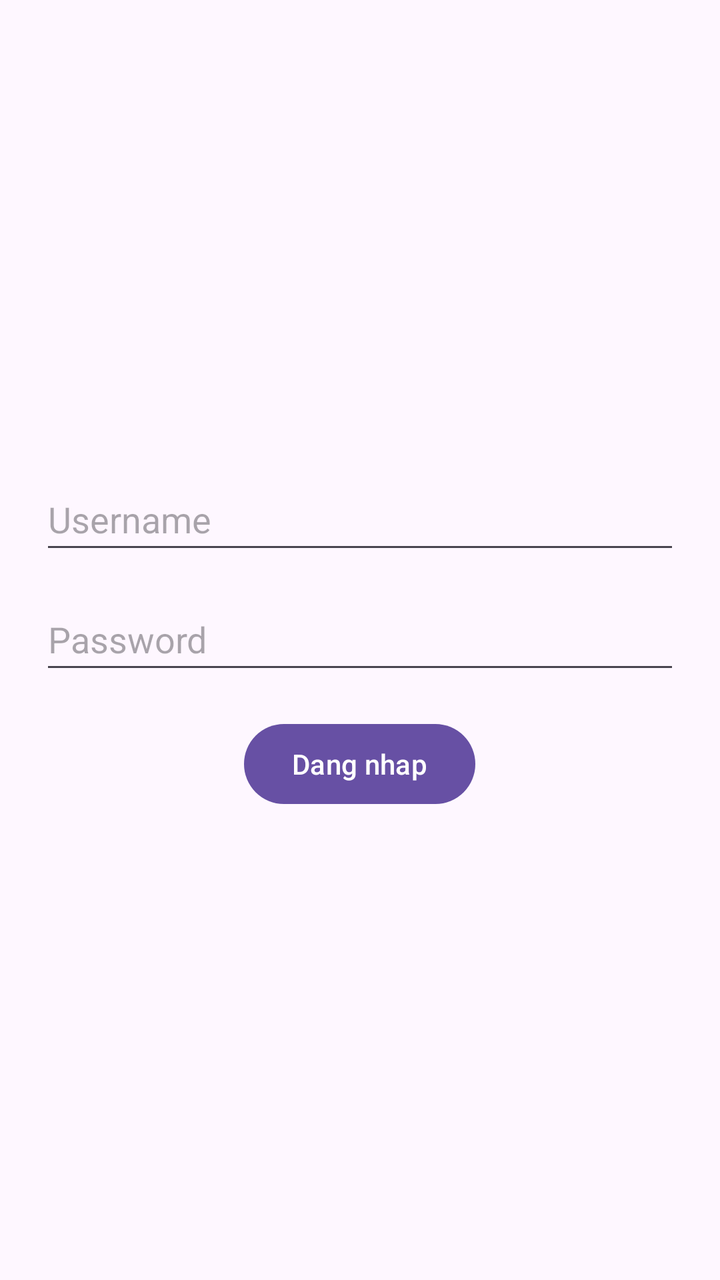
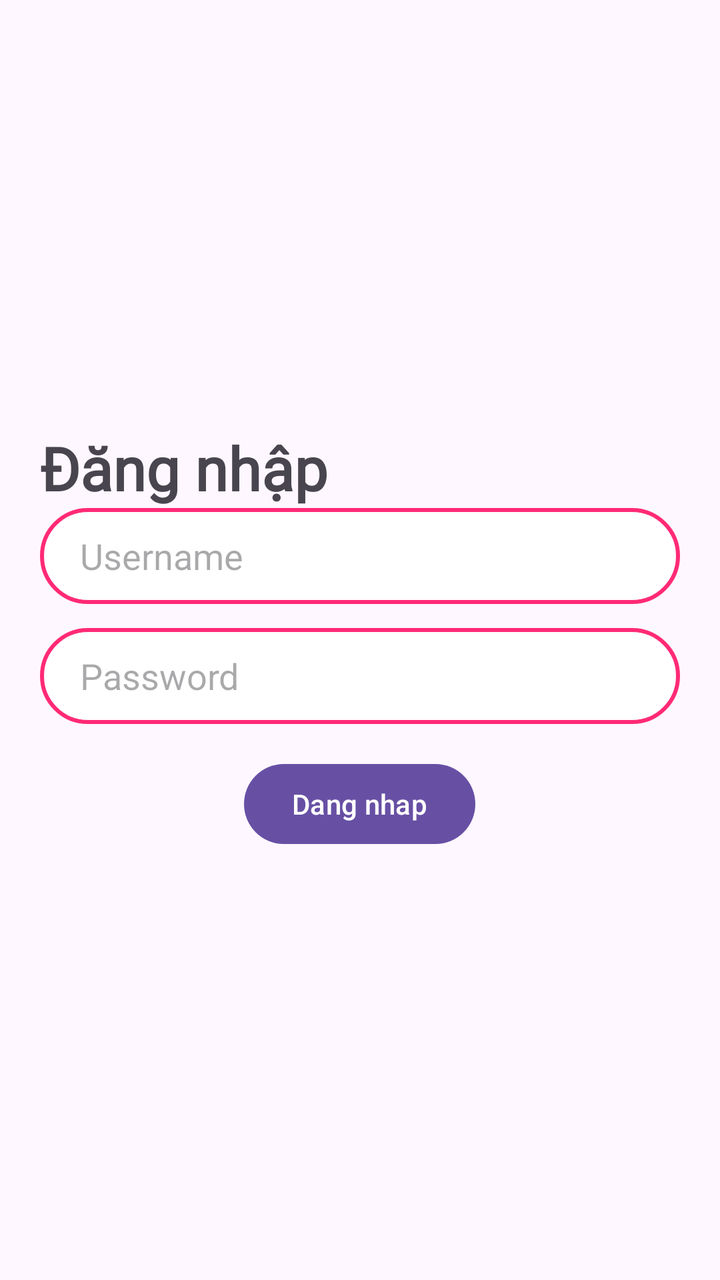

Compare the two renders of this Android layout. The source of the first and the diff that turns it into the second are given below.
<!-- AndroidManifest.xml: application theme Theme.Chat_app1204 -->
<!-- res/layout/activity_log_in.xml -->
<?xml version="1.0" encoding="utf-8"?>
<RelativeLayout xmlns:android="http://schemas.android.com/apk/res/android"
    xmlns:app="http://schemas.android.com/apk/res-auto"
    android:id="@+id/login_fragment"
    android:layout_width="match_parent"
    android:layout_height="match_parent"
    android:padding="20dp"
    android:gravity="center">

    <LinearLayout
        android:layout_width="match_parent"
        android:layout_height="wrap_content"
        android:orientation="vertical">
        <EditText
            android:id="@+id/edtUsername"
            android:layout_width="match_parent"
            android:layout_height="wrap_content"
            android:hint="Username"
            android:inputType="textEmailAddress"
            android:maxLines="1"
            android:minHeight="48dp" />

        <EditText
            android:id="@+id/edtPassword"
            android:layout_width="match_parent"
            android:layout_height="wrap_content"
            android:layout_marginTop="12dp"
            android:hint="Password"
            android:inputType="textPassword"
            android:maxLines="1"
            android:minHeight="48dp" />

        <RelativeLayout
            android:layout_width="match_parent"
            android:layout_height="wrap_content"
            android:gravity="center">
            <Button
                android:id="@+id/btnLogin"
                android:layout_width="wrap_content"
                android:layout_height="wrap_content"
                android:layout_marginTop="16dp"
                android:text="Dang nhap" />
            <ProgressBar
                android:id="@+id/progressBar"
                android:visibility="gone"
                android:layout_width="30dp"
                android:layout_height="30dp"/>
        </RelativeLayout>

    </LinearLayout>


</RelativeLayout>
<!-- resources referenced by this layout -->
<resources>
  <style name="Theme.Chat_app1204" parent="Base.Theme.Chat_app1204" />
  <style name="Base.Theme.Chat_app1204" parent="Theme.Material3.DayNight.NoActionBar">
          
          
      </style>
</resources>

<!-- the commit's change to res/layout/activity_log_in.xml (unified diff, before → after) -->
@@ -11,24 +11,41 @@
         android:layout_width="match_parent"
         android:layout_height="wrap_content"
         android:orientation="vertical">
+
+        <TextView
+            android:layout_width="wrap_content"
+            android:layout_height="wrap_content"
+            android:text="Đăng nhập"
+            android:textSize="30sp"
+            android:fontFamily="@font/playwriteie_variablefont_wght"
+            android:textStyle="bold"/>
+
         <EditText
             android:id="@+id/edtUsername"
             android:layout_width="match_parent"
             android:layout_height="wrap_content"
-            android:hint="Username"
+            android:autofillHints="username"
+            android:hint="@string/username"
             android:inputType="textEmailAddress"
             android:maxLines="1"
-            android:minHeight="48dp" />
+            android:minHeight="48dp"
+            android:paddingStart="20dp"
+            android:paddingEnd="10dp"
+            android:background="@drawable/bg_edt_selector"/>
 
         <EditText
             android:id="@+id/edtPassword"
             android:layout_width="match_parent"
             android:layout_height="wrap_content"
             android:layout_marginTop="12dp"
-            android:hint="Password"
+            android:autofillHints="password"
+            android:hint="@string/password"
             android:inputType="textPassword"
             android:maxLines="1"
-            android:minHeight="48dp" />
+            android:minHeight="48dp"
+            android:background="@drawable/bg_edt_selector"
+            android:paddingStart="20dp"
+            android:paddingEnd="10dp"/>
 
         <RelativeLayout
             android:layout_width="match_parent"
<!-- resource entries referenced after the edit -->
@@ -1,9 +1,41 @@
 <!-- resources referenced by this layout -->
 <resources>
+  <!-- drawable bg_edt_selector (drawable) -->
+  <selector xmlns:android="http://schemas.android.com/apk/res/android">
+  
+      <item android:state_focused="true"
+          android:drawable="@drawable/bg_edt_focus"/>
+  
+      <item
+          android:drawable="@drawable/bg_edt_unfocused"/>
+  </selector>
+  <string name="password">Password</string>
+  <string name="username">Username</string>
   <style name="Theme.Chat_app1204" parent="Base.Theme.Chat_app1204" />
+  <!-- drawable bg_edt_focus (drawable) -->
+  <shape xmlns:android="http://schemas.android.com/apk/res/android">
+      <solid android:color="@android:color/white"/>
+  
+      <stroke
+          android:width="2dp"
+          android:color="#6966FF" />
+  
+      <corners android:radius="30dp"/>
+  </shape>
+  <!-- drawable bg_edt_unfocused (drawable) -->
+  <shape xmlns:android="http://schemas.android.com/apk/res/android">
+      <solid android:color="@android:color/white"/>
+  
+      <stroke
+          android:width="2dp"
+          android:color="@color/base" />
+  
+      <corners android:radius="30dp"/>
+  </shape>
   <style name="Base.Theme.Chat_app1204" parent="Theme.Material3.DayNight.NoActionBar">
           
           
       </style>
+  <color name="base">#FF2A75</color>
 </resources>
 
